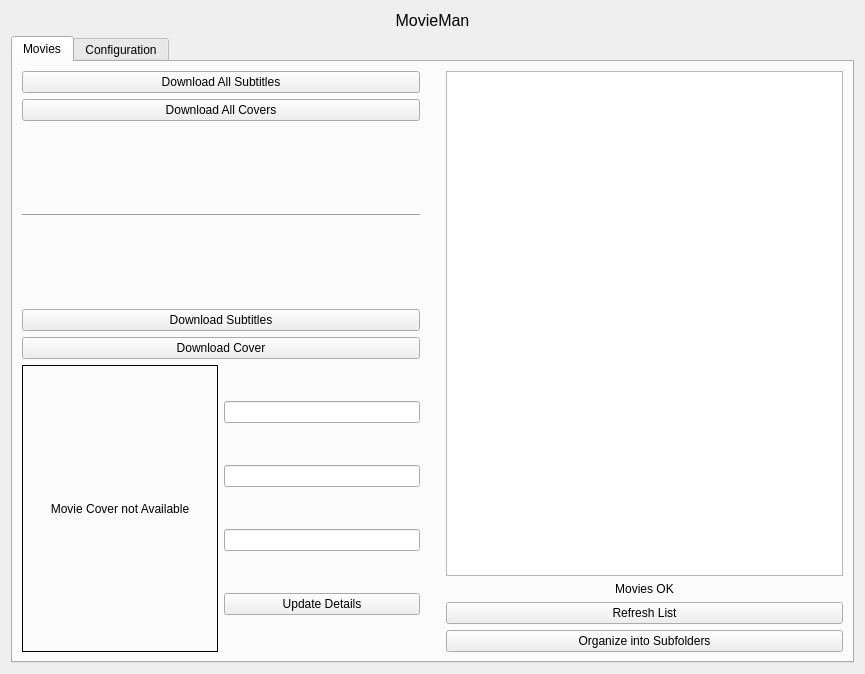
The window that template.ui (venkat24/movieman) describes before a commit, drawn with Qt 5.
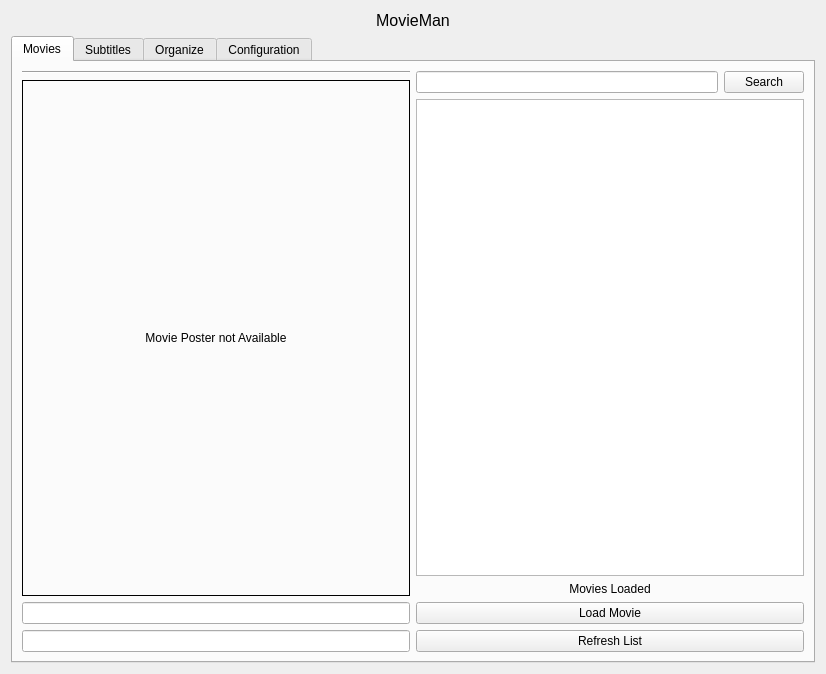
The same window after the commit.

What changed in the file:
```diff
--- a/template.ui
+++ b/template.ui
@@ -6,12 +6,12 @@
    <rect>
     <x>0</x>
     <y>0</y>
-    <width>865</width>
+    <width>826</width>
     <height>674</height>
    </rect>
   </property>
   <property name="windowTitle">
-   <string>Form</string>
+   <string>MovieMan</string>
   </property>
   <layout class="QVBoxLayout" name="verticalLayout_2">
    <item>
@@ -53,33 +53,6 @@
             <layout class="QVBoxLayout" name="verticalLayout_5">
              <item>
               <layout class="QVBoxLayout" name="verticalLayout_6">
-               <item>
-                <widget class="QPushButton" name="pushButton">
-                 <property name="text">
-                  <string>Download All Subtitles</string>
-                 </property>
-                </widget>
-               </item>
-               <item>
-                <widget class="QPushButton" name="pushButton_2">
-                 <property name="text">
-                  <string>Download All Covers</string>
-                 </property>
-                </widget>
-               </item>
-               <item>
-                <spacer name="verticalSpacer">
-                 <property name="orientation">
-                  <enum>Qt::Vertical</enum>
-                 </property>
-                 <property name="sizeHint" stdset="0">
-                  <size>
-                   <width>20</width>
-                   <height>40</height>
-                  </size>
-                 </property>
-                </spacer>
-               </item>
                <item>
                 <widget class="Line" name="line">
                  <property name="orientation">
@@ -87,33 +60,6 @@
                  </property>
                 </widget>
                </item>
-               <item>
-                <spacer name="verticalSpacer_2">
-                 <property name="orientation">
-                  <enum>Qt::Vertical</enum>
-                 </property>
-                 <property name="sizeHint" stdset="0">
-                  <size>
-                   <width>20</width>
-                   <height>40</height>
-                  </size>
-                 </property>
-                </spacer>
-               </item>
-               <item>
-                <widget class="QPushButton" name="pushButton_3">
-                 <property name="text">
-                  <string>Download Subtitles</string>
-                 </property>
-                </widget>
-               </item>
-               <item>
-                <widget class="QPushButton" name="pushButton_4">
-                 <property name="text">
-                  <string>Download Cover</string>
-                 </property>
-                </widget>
-               </item>
               </layout>
              </item>
              <item>
@@ -121,7 +67,7 @@
                <item>
                 <widget class="QLabel" name="label_2">
                  <property name="sizePolicy">
-                  <sizepolicy hsizetype="Preferred" vsizetype="Expanding">
+                  <sizepolicy hsizetype="Expanding" vsizetype="Expanding">
                    <horstretch>0</horstretch>
                    <verstretch>0</verstretch>
                   </sizepolicy>
@@ -130,7 +76,7 @@
                   <enum>QFrame::Panel</enum>
                  </property>
                  <property name="text">
-                  <string>Movie Cover not Available</string>
+                  <string>Movie Poster not Available</string>
                  </property>
                  <property name="textFormat">
                   <enum>Qt::AutoText</enum>
@@ -143,6 +89,8 @@
                  </property>
                 </widget>
                </item>
+              </layout>
+             </item>
                <item>
                 <layout class="QVBoxLayout" name="verticalLayout_7">
                  <item>
@@ -171,61 +119,47 @@
                    </property>
                   </widget>
                  </item>
-                 <item>
-                  <widget class="QLineEdit" name="lineEdit_4">
-                   <property name="sizePolicy">
-                    <sizepolicy hsizetype="Preferred" vsizetype="Fixed">
-                     <horstretch>0</horstretch>
-                     <verstretch>0</verstretch>
-                    </sizepolicy>
-                   </property>
-                   <property name="readOnly">
-                    <bool>true</bool>
-                   </property>
-                   <property name="placeholderText">
-                    <string/>
-                   </property>
-                  </widget>
-                 </item>
-                 <item>
-                  <widget class="QPushButton" name="pushButton_6">
-                   <property name="text">
-                    <string>Update Details</string>
-                   </property>
-                  </widget>
-                 </item>
                 </layout>
                </item>
               </layout>
-             </item>
-            </layout>
-           </item>
-           <item>
-            <spacer name="horizontalSpacer">
-             <property name="orientation">
-              <enum>Qt::Horizontal</enum>
-             </property>
-             <property name="sizeType">
-              <enum>QSizePolicy::Maximum</enum>
-             </property>
-             <property name="sizeHint" stdset="0">
-              <size>
-               <width>20</width>
-               <height>20</height>
-              </size>
-             </property>
-            </spacer>
            </item>
            <item>
             <layout class="QVBoxLayout" name="verticalLayout_4">
+             <item>
+              <layout class="QHBoxLayout" name="horizontalLayout_5">
+               <item>
+                <widget class="QLineEdit" name="lineEdit_5">
+                 <property name="sizePolicy">
+                  <sizepolicy hsizetype="Expanding" vsizetype="Maximum">
+                   <horstretch>0</horstretch>
+                   <verstretch>0</verstretch>
+                  </sizepolicy>
+                 </property>
+                </widget>
+               </item>
+               <item>
+                <widget class="QPushButton" name="pushButton">
+                 <property name="text">
+                  <string>Search</string>
+                 </property>
+                </widget>
+               </item>
+              </layout>
+             </item>
              <item>
               <widget class="QListView" name="listView">
                <property name="sizePolicy">
-                <sizepolicy hsizetype="Preferred" vsizetype="Preferred">
+                <sizepolicy hsizetype="Preferred" vsizetype="Expanding">
                  <horstretch>0</horstretch>
                  <verstretch>0</verstretch>
                 </sizepolicy>
                </property>
+               <property name="editTriggers">
+                <set>QAbstractItemView::NoEditTriggers</set>
+               </property>
+               <property name="alternatingRowColors">
+                <bool>true</bool>
+               </property>
               </widget>
              </item>
              <item>
@@ -237,13 +171,20 @@
                 </sizepolicy>
                </property>
                <property name="text">
-                <string>Movies OK</string>
+                <string>Movies Loaded</string>
                </property>
                <property name="alignment">
                 <set>Qt::AlignCenter</set>
                </property>
               </widget>
              </item>
+             <item>
+              <widget class="QPushButton" name="pushButton_8">
+               <property name="text">
+                <string>Load Movie</string>
+               </property>
+              </widget>
+             </item>
              <item>
               <widget class="QPushButton" name="pushButton_5">
                <property name="text">
@@ -251,17 +192,20 @@
                </property>
               </widget>
              </item>
-             <item>
-              <widget class="QPushButton" name="pushButton_7">
-               <property name="text">
-                <string>Organize into Subfolders</string>
-               </property>
-              </widget>
-             </item>
             </layout>
            </item>
           </layout>
          </widget>
+         <widget class="QWidget" name="tab_3">
+          <attribute name="title">
+           <string>Subtitles</string>
+          </attribute>
+         </widget>
+         <widget class="QWidget" name="tab_4">
+          <attribute name="title">
+           <string>Organize</string>
+          </attribute>
+         </widget>
          <widget class="QWidget" name="tab_2">
           <attribute name="title">
            <string>Configuration</string>
@@ -274,12 +218,15 @@
                <property name="inputMask">
                 <string/>
                </property>
+               <property name="placeholderText">
+                <string notr="true"/>
+               </property>
               </widget>
              </item>
              <item>
-              <widget class="QCheckBox" name="checkBox">
+              <widget class="QPushButton" name="pushButton_2">
                <property name="text">
-                <string>Recursive</string>
+                <string>Browse</string>
                </property>
               </widget>
              </item>
```
Lines whose indentation alone changed are shown as unchanged.
